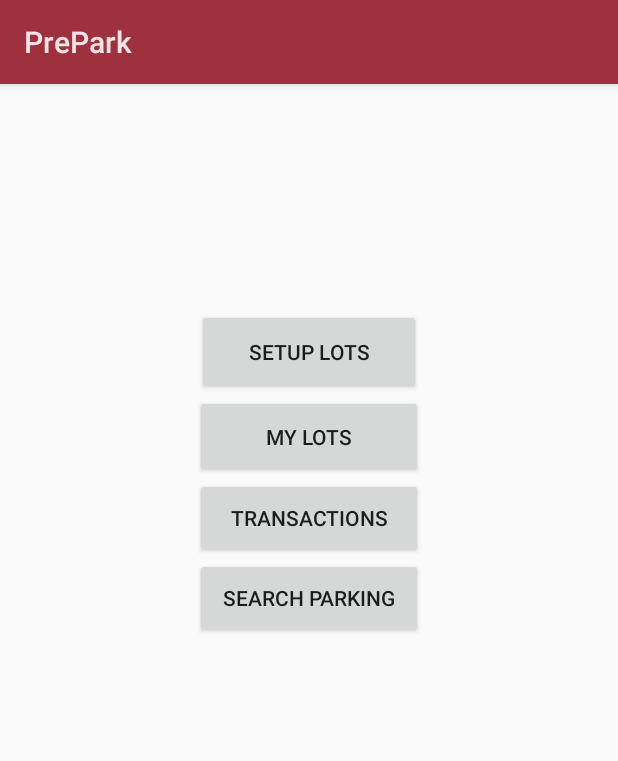
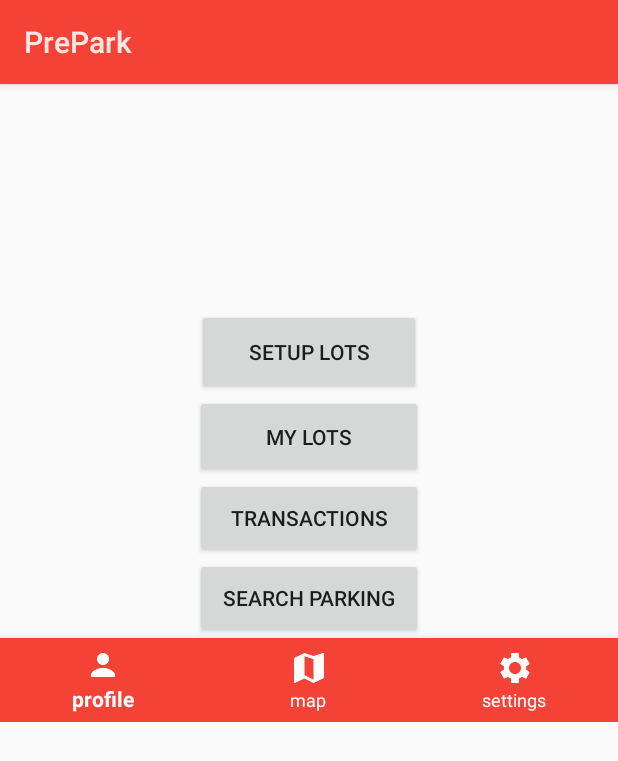
Before and after one commit to mrkerr/PrePark, an Android app: the userProfile screen opened directly, with no data from a screen before it, on a phone screen of 412 x 824 dp. Shown: the top 761 px of the screen. Run offline under Robolectric (Android 15) with nearby library versions, the phone set to English and light mode, and no system bars; network calls fail.

Commit message:
fixed files, added navigation bar

```diff
--- a/PrePark/app/src/main/res/layout/activity_map.xml
+++ b/PrePark/app/src/main/res/layout/activity_map.xml
@@ -18,7 +18,7 @@
         android:layout_width="wrap_content"
         android:layout_height="wrap_content"
         android:alpha="0.8"
-        android:background="#72140a"
+        android:background="@color/colorAccent"
         android:layout_centerHorizontal="true"
         android:padding="20dp"
         android:layout_margin="5dp"
--- a/PrePark/app/src/main/res/layout/activity_user_profile.xml
+++ b/PrePark/app/src/main/res/layout/activity_user_profile.xml
@@ -1,19 +1,19 @@
 <?xml version="1.0" encoding="utf-8"?>
 <LinearLayout xmlns:android="http://schemas.android.com/apk/res/android"
+    xmlns:app="http://schemas.android.com/apk/res-auto"
     xmlns:tools="http://schemas.android.com/tools"
     android:layout_width="match_parent"
-    android:orientation="vertical"
-    android:layout_height="match_parent"
-    >
+    android:layout_height="wrap_content"
+    android:orientation="vertical">
 
     <Button
         android:id="@+id/button_setuplots"
         android:layout_width="149dp"
         android:layout_height="57dp"
-        android:text="Setup Lots"
+        android:layout_gravity="center"
         android:layout_marginTop="150dp"
-        android:layout_gravity="center"
-        android:gravity="center" />
+        android:gravity="center"
+        android:text="Setup Lots" />
 
     <Button
         android:id="@+id/button_mylots"
@@ -21,8 +21,7 @@
         android:layout_height="55dp"
         android:layout_gravity="center"
         android:gravity="center"
-        android:text="My Lots"
-        />
+        android:text="My Lots" />
 
     <Button
         android:id="@+id/button_transactions"
@@ -30,8 +29,7 @@
         android:layout_height="53dp"
         android:layout_gravity="center"
         android:gravity="center"
-        android:text="Transactions"
-        />
+        android:text="Transactions" />
 
     <Button
         android:id="@+id/button_searchparking"
@@ -40,4 +38,17 @@
         android:layout_gravity="center"
         android:gravity="center"
         android:text="Search Parking" />
+
+
+    <android.support.design.widget.BottomNavigationView
+        android:id="@+id/bottom_navigation"
+        android:layout_width="match_parent"
+        android:layout_height="wrap_content"
+        android:layout_alignParentBottom="true"
+        app:itemBackground="@color/primary"
+        app:itemIconTint="@color/white"
+        app:itemTextColor="@color/white"
+        app:menu="@menu/bottom_navigation_main" />
+
+
 </LinearLayout>
--- /dev/null
+++ b/PrePark/app/src/main/res/menu/bottom_navigation_main.xml
@@ -0,0 +1,22 @@
+<?xml version="1.0" encoding="utf-8"?>
+<menu xmlns:android="http://schemas.android.com/apk/res/android"
+    xmlns:app="http://schemas.android.com/apk/res-auto">
+    <item
+        android:id="@+id/profile"
+        android:enabled="true"
+        android:icon="@drawable/icons8_user_96"
+        android:title="profile"
+        app:showAsAction="ifRoom" />
+    <item
+        android:id="@+id/map"
+        android:enabled="true"
+        android:icon="@drawable/icons8_map_96"
+        android:title="map"
+        app:showAsAction="ifRoom" />
+    <item
+        android:id="@+id/settings"
+        android:enabled="true"
+        android:icon="@drawable/icons8_settings_96"
+        android:title="settings"
+        app:showAsAction="ifRoom" />
+</menu>
--- a/PrePark/app/src/main/res/values/colors.xml
+++ b/PrePark/app/src/main/res/values/colors.xml
@@ -14,6 +14,25 @@
     <!-- Colors specific to Material themes.
          Taken from: sdk/platforms/android-L/data/res/values/colors_material.xml -->
 <resources>
+
+
+
+    <color name="primary">#F44336</color>
+    <color name="primary_dark">#D32F2F</color>
+    <color name="primary_light">#FFCDD2</color>
+    <color name="accent">#ffc107</color>
+    <color name="primary_text">#212121</color>
+    <color name="secondary_text">#757575</color>
+    <color name="icons">#ffffff</color>
+    <color name="divider">#BDBDBD</color>
+
+
+
+
+
+
+
+
     <color name="black">#FF121111</color>
     <color name="white">#FFFFFFFF</color>
 
--- a/PrePark/app/src/main/res/values/styles.xml
+++ b/PrePark/app/src/main/res/values/styles.xml
@@ -3,9 +3,9 @@
     <!-- Base application theme. -->
     <style name="AppTheme" parent="Theme.AppCompat.Light.DarkActionBar">
         <!-- Customize your theme here. -->
-        <item name="colorPrimary">@color/colorPrimary</item>
-        <item name="colorPrimaryDark">@color/colorPrimaryDark</item>
-        <item name="colorAccent">@color/colorAccent</item>
+        <item name="colorPrimary">@color/primary</item>
+        <item name="colorPrimaryDark">@color/primary_dark</item>
+        <item name="colorAccent">@color/accent</item>
     </style>
 
     <style name="AppTheme.NoActionBar">
```
Also changed, not shown: PrePark/app/src/main/java/matt/prepark/BuySpot.java (+8 -6 lines), PrePark/app/src/main/res/layout/activity_login.xml (+31 -27 lines), 1 other file.
